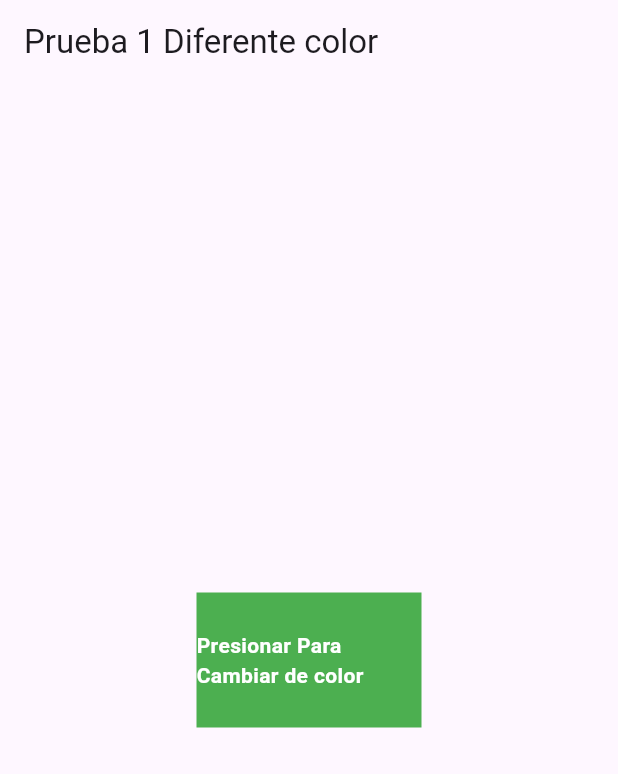
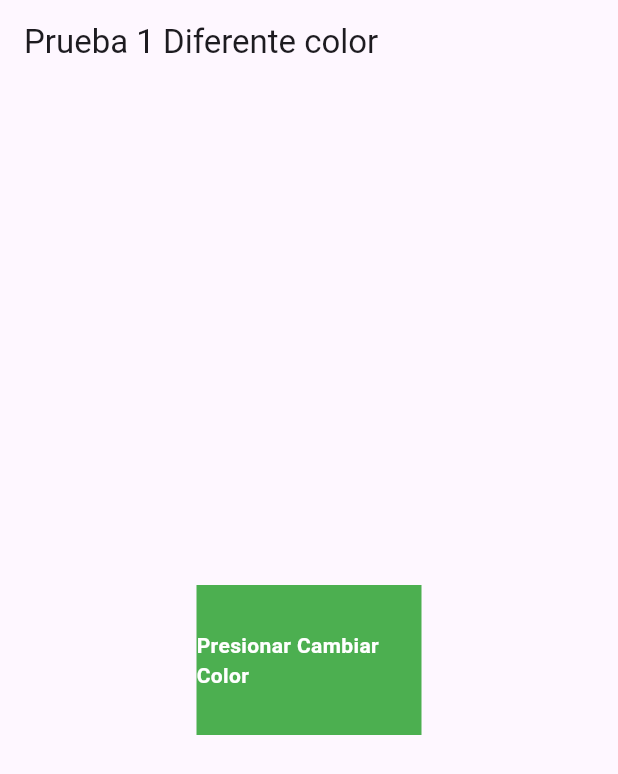
Before and after one commit to Vanessaherndz/PRUEBA1-KH, a Flutter app: the screen it shows after launch, on a phone screen of 412 x 824 dp. Shown: the top 774 px of the screen. Run offline on Flutter 3.47's test engine with Material 3 defaults, Android fonts, the phone set to English and light mode, and no system bars.

Commit message:
Ultimo cambio

```diff
--- a/lib/main.dart
+++ b/lib/main.dart
@@ -23,13 +23,13 @@ class _ColorChangeWidgetState extends State<ColorChangeWidget> {
       onTap: _toggleColor,
       child: Container(
         width: 150,
-        height: 90,
+        height: 100,
         color: _currentColor,
         child: const Center(
-          child: Text(
-            'Presionar Para Cambiar de color',
+          child: Text(  //cuadro de texto para cambiar  el color
+            'Presionar Cambiar Color',
             style: TextStyle(
-              color: Colors.white,
+              color: Colors.white,// Color de laa letras en cuadro
               fontWeight: FontWeight.bold,
             ),
           ),
@@ -46,7 +46,7 @@ void main() {
         title: const Text('Prueba 1 Diferente color'),
       ),
       body: const Center(
-        child: ColorChangeWidget(),
+        child: ColorChangeWidget(),//llamamos al widget
       ),
     ),
   ));
```
